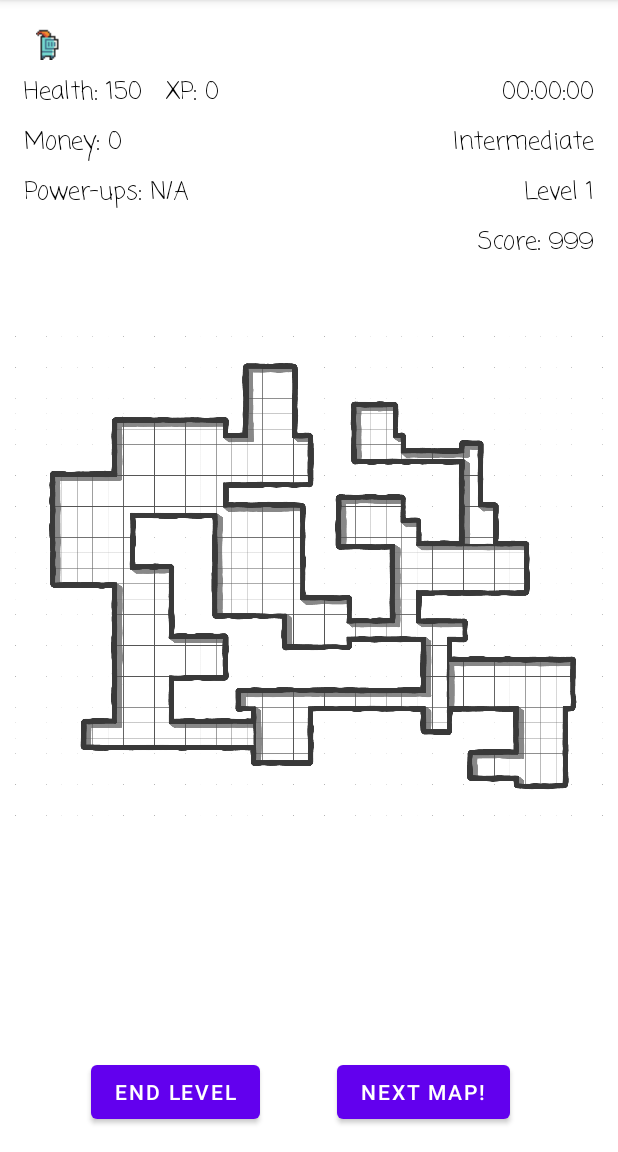
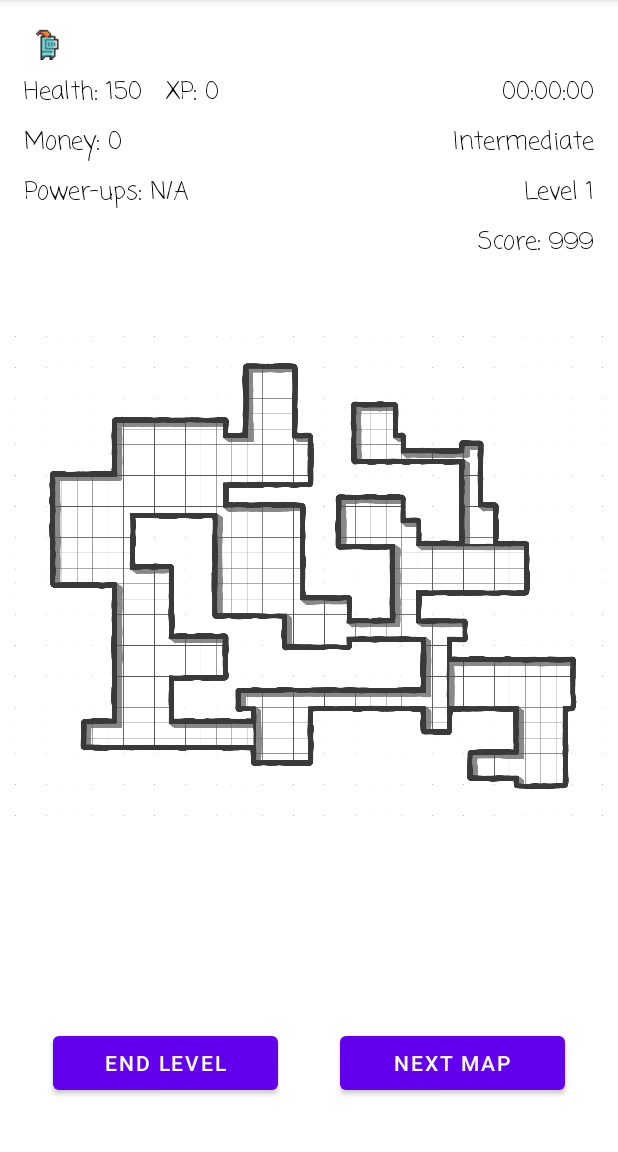
Before and after one commit to karpagam-karthik/2d_dungeon_crawler, an Android app: the DungeonActivity screen opened directly, with no data from a screen before it, on a phone screen of 412 x 824 dp, the part 84-1236 px from its top. Run offline under Robolectric (Android 15) with nearby library versions, the phone set to English and light mode, and no system bars; our stand-ins replace data binding; 1 statement that could not run was skipped.

Commit message:
Correct as per Checkstyle

```diff
--- a/app/build.gradle
+++ b/app/build.gradle
@@ -8,7 +8,7 @@ android {
 
     defaultConfig {
         applicationId "com.example.cs2340c_team8"
-        minSdk 29
+        minSdk 24
         targetSdk 33
         versionCode 1
         versionName "1.0"
--- a/app/src/main/java/com/example/cs2340c_team8/viewmodels/DungeonViewModel.java
+++ b/app/src/main/java/com/example/cs2340c_team8/viewmodels/DungeonViewModel.java
@@ -1,20 +1,14 @@
 package com.example.cs2340c_team8.viewmodels;
 
-import static java.lang.System.currentTimeMillis;
 import androidx.databinding.BaseObservable;
 
 import com.example.cs2340c_team8.R;
 import com.example.cs2340c_team8.models.enums.Difficulty;
 
-import java.util.Timer;
-import java.util.TimerTask;
-
 public class DungeonViewModel extends BaseObservable {
     private String username;
     private Difficulty difficulty;
     private String spriteText;
-    private  String timeText;
-    private static String scoreText;
 
     public DungeonViewModel(String username, Difficulty difficulty, String spriteText) {
         this.username = username;
@@ -59,19 +53,7 @@ public class DungeonViewModel extends BaseObservable {
         return username;
     }
 
-    public Difficulty getDifficulty() {
-        return difficulty;
-    }
-
     public String getSpriteText() {
         return spriteText;
     }
-
-    public String getScoreText() {
-        return scoreText;
 }
-
-    public String getTimeText() {
-        return timeText;
-    }
-}
--- a/app/src/main/java/com/example/cs2340c_team8/viewmodels/LeaderboardViewModel.java
+++ b/app/src/main/java/com/example/cs2340c_team8/viewmodels/LeaderboardViewModel.java
@@ -1,13 +1,9 @@
 package com.example.cs2340c_team8.viewmodels;
-
-import android.content.Intent;
 
 import androidx.databinding.BaseObservable;
 
 import com.example.cs2340c_team8.models.Leaderboard;
 import com.example.cs2340c_team8.models.Score;
-import com.example.cs2340c_team8.views.GameOverActivity;
-import com.example.cs2340c_team8.views.LeaderboardActivity;
 
 import java.util.List;
 
--- a/app/src/main/java/com/example/cs2340c_team8/views/DungeonActivity.java
+++ b/app/src/main/java/com/example/cs2340c_team8/views/DungeonActivity.java
@@ -31,11 +31,13 @@ public class DungeonActivity extends AppCompatActivity {
     @Override
     protected void onCreate(Bundle savedInstanceState) {
         super.onCreate(savedInstanceState);
-        DungeonScreenBinding dungeonScreenBinding = DataBindingUtil.setContentView(this, R.layout.dungeon_screen);
+        DungeonScreenBinding dungeonScreenBinding = DataBindingUtil
+                .setContentView(this, R.layout.dungeon_screen);
 
         startTime = currentTimeMillis();
         String username = getIntent().getStringExtra("username");
-        Difficulty difficulty = Difficulty.values()[getIntent().getIntExtra("difficulty", 1)];
+        Difficulty difficulty = Difficulty.values()[getIntent()
+                .getIntExtra("difficulty", 1)];
         String sprite = getIntent().getStringExtra("sprite");
         dungeonScreenBinding.setViewmodel(new DungeonViewModel(username, difficulty, sprite));
 
@@ -60,7 +62,8 @@ public class DungeonActivity extends AppCompatActivity {
             LeaderboardViewModel.addNewScore(username, score, currentTimeMillis() - startTime);
 
             Intent end = new Intent(DungeonActivity.this, LeaderboardActivity.class);
-            end.putExtra("score", Integer.parseInt(((String) scoreTextView.getText()).split(" ")[1]));
+            end.putExtra("score", Integer.parseInt(((String) scoreTextView.getText())
+                    .split(" ")[1]));
             end.putExtra("time", timeElapsedTextView.getText());
             end.putExtra("keys", "2 of 3");
             end.putExtra("success", true);
@@ -68,10 +71,9 @@ public class DungeonActivity extends AppCompatActivity {
             finish();
         });
 
-        ImageView startScreenMap = findViewById(R.id.mapOne);
-        Button tempChangeMap = findViewById(R.id.tempNextButton);
-
-        tempChangeMap.setOnClickListener(new View.OnClickListener() {
+        ImageView startScreenMap = findViewById(R.id.mapImage);
+        Button nextMapButton = findViewById(R.id.nextMapButton);
+        nextMapButton.setOnClickListener(new View.OnClickListener() {
             @Override
             public void onClick(View tempView) {
                 if (currImg == 1) {
--- a/app/src/main/java/com/example/cs2340c_team8/views/GameOptionsActivity.java
+++ b/app/src/main/java/com/example/cs2340c_team8/views/GameOptionsActivity.java
@@ -12,7 +12,6 @@ import android.widget.RadioGroup;
 import android.widget.Toast;
 
 import com.example.cs2340c_team8.R;
-import com.example.cs2340c_team8.views.DungeonActivity;
 
 public class GameOptionsActivity extends AppCompatActivity {
     private EditText usernameInput;
--- a/app/src/main/java/com/example/cs2340c_team8/views/GameStartActivity.java
+++ b/app/src/main/java/com/example/cs2340c_team8/views/GameStartActivity.java
@@ -5,9 +5,7 @@ import android.os.Bundle;
 
 import androidx.appcompat.app.AppCompatActivity;
 
-import android.view.View;
 import android.widget.Button;
-import android.widget.ImageView;
 
 import com.example.cs2340c_team8.R;
 
--- a/app/src/main/java/com/example/cs2340c_team8/views/LeaderboardActivity.java
+++ b/app/src/main/java/com/example/cs2340c_team8/views/LeaderboardActivity.java
@@ -17,13 +17,15 @@ public class LeaderboardActivity extends AppCompatActivity {
     @Override
     protected void onCreate(Bundle savedInstanceState) {
         super.onCreate(savedInstanceState);
-        LeaderboardScreenBinding leaderboardScreenBinding = DataBindingUtil.setContentView(this, R.layout.leaderboard_screen);
+        LeaderboardScreenBinding leaderboardScreenBinding = DataBindingUtil
+                .setContentView(this, R.layout.leaderboard_screen);
 
         int score = getIntent().getIntExtra("score", 0);
         String timeElapsed = getIntent().getStringExtra("time");
         String keysCollected = getIntent().getStringExtra("keys");
         boolean levelPassed = getIntent().getBooleanExtra("success", false);
-        leaderboardScreenBinding.setViewmodel(new LeaderboardViewModel(score, timeElapsed, keysCollected, levelPassed));
+        leaderboardScreenBinding.setViewmodel(
+                new LeaderboardViewModel(score, timeElapsed, keysCollected, levelPassed));
 
         leaderboardScreenBinding.setLifecycleOwner(this);
         leaderboardScreenBinding.executePendingBindings();
--- a/app/src/main/res/layout/dungeon_screen.xml
+++ b/app/src/main/res/layout/dungeon_screen.xml
@@ -13,6 +13,18 @@
         android:id="@+id/dungeonLayout"
         android:layout_width="match_parent"
         android:layout_height="match_parent">
+
+        <ImageView
+            android:id="@+id/mapImage"
+            android:layout_width="wrap_content"
+            android:layout_height="wrap_content"
+            app:layout_constraintBottom_toBottomOf="parent"
+            app:layout_constraintEnd_toEndOf="parent"
+            app:layout_constraintHorizontal_bias="0.5"
+            app:layout_constraintStart_toStartOf="parent"
+            app:layout_constraintTop_toTopOf="parent"
+            app:layout_constraintVertical_bias="0.5"
+            app:srcCompat="@drawable/map_one" />
 
         <TextView
             android:id="@+id/username_display"
@@ -133,13 +145,12 @@
 
         <Button
             android:id="@+id/end_level_button"
-            android:layout_width="wrap_content"
+            android:layout_width="150dp"
             android:layout_height="wrap_content"
-            android:layout_marginBottom="16dp"
+            android:layout_marginStart="35dp"
+            android:layout_marginBottom="35dp"
             android:text="End Level"
             app:layout_constraintBottom_toBottomOf="parent"
-            app:layout_constraintEnd_toEndOf="parent"
-            app:layout_constraintHorizontal_bias="0.202"
             app:layout_constraintStart_toStartOf="parent" />
 
         <TextView
@@ -165,28 +176,15 @@
             app:layout_constraintTop_toTopOf="parent"
             app:imageResource="@{viewmodel.getSpriteImage()}"/>
 
-        <ImageView
-            android:id="@+id/mapOne"
-            android:layout_width="wrap_content"
+        <Button
+            android:id="@+id/nextMapButton"
+            android:layout_width="150dp"
             android:layout_height="wrap_content"
+            android:layout_marginEnd="35dp"
+            android:layout_marginBottom="35dp"
+            android:text="Next Map"
             app:layout_constraintBottom_toBottomOf="parent"
-            app:layout_constraintEnd_toEndOf="parent"
-            app:layout_constraintHorizontal_bias="0.0"
-            app:layout_constraintStart_toStartOf="parent"
-            app:layout_constraintTop_toTopOf="parent"
-            app:layout_constraintVertical_bias="0.0"
-            app:srcCompat="@drawable/map_one" />
-
-        <Button
-            android:id="@+id/tempNextButton"
-            android:layout_width="wrap_content"
-            android:layout_height="wrap_content"
-            android:layout_marginBottom="16dp"
-            android:text="Next map!"
-            app:layout_constraintBottom_toBottomOf="parent"
-            app:layout_constraintEnd_toEndOf="parent"
-            app:layout_constraintHorizontal_bias="0.757"
-            app:layout_constraintStart_toStartOf="parent" />
+            app:layout_constraintEnd_toEndOf="parent" />
 
     </androidx.constraintlayout.widget.ConstraintLayout>
 </layout>
```
Also changed, not shown: app/src/main/java/com/example/cs2340c_team8/models/Leaderboard.java (+1 -41 lines), app/src/main/java/com/example/cs2340c_team8/models/LeaderboardNode.java (added, +41 -0 lines), app/src/main/java/com/example/cs2340c_team8/models/Score.java (+1 -22 lines). Lines whose indentation alone changed are shown as unchanged.
